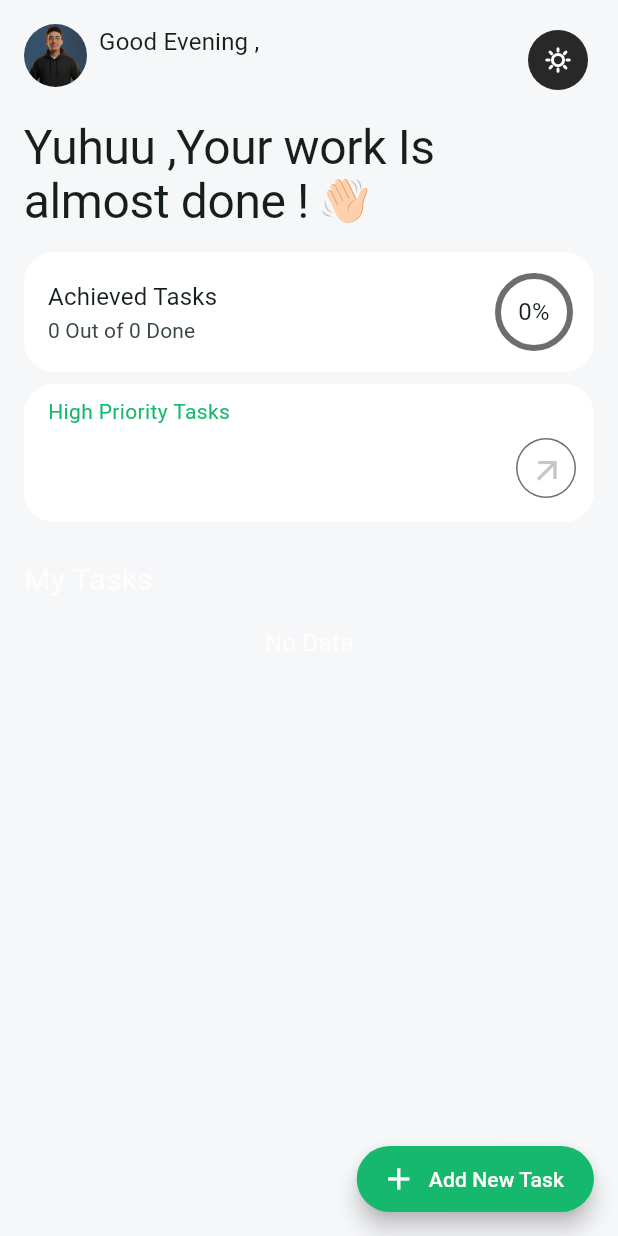
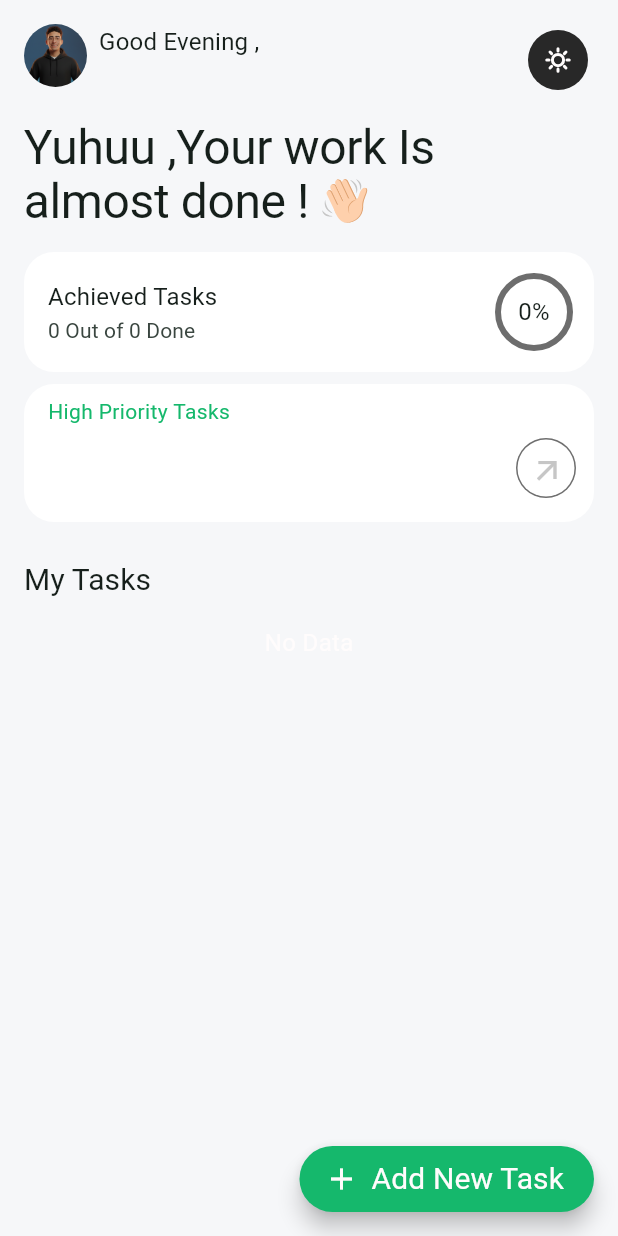
Before and after one commit to Moazosama2004/tasky-app, a Flutter app: the HomeView screen opened directly, on a phone screen of 412 x 824 dp. Run offline on Flutter 3.47's test engine with Material 3 defaults, Android fonts, the phone set to English and light mode, and no system bars; our stand-ins replace flutter_svg, shared_preferences; accounts and stored records are empty.

```diff
--- a/lib/core/theme/dark_theme.dart
+++ b/lib/core/theme/dark_theme.dart
@@ -79,6 +79,11 @@ ThemeData darkTheme = ThemeData(
       overflow: TextOverflow.ellipsis,
     ),
 
+    labelLarge: TextStyle(
+      fontWeight: FontWeight.w400,
+      fontSize: 20,
+      color: Color(0xffFFFCFC),
+    ),
     labelMedium: TextStyle(color: Colors.white, fontSize: 16),
   ),
 
--- a/lib/core/theme/light_theme.dart
+++ b/lib/core/theme/light_theme.dart
@@ -80,6 +80,11 @@ ThemeData lightTheme = ThemeData(
     ),
 
     labelMedium: TextStyle(color: Colors.black, fontSize: 16),
+    labelLarge: TextStyle(
+      fontWeight: FontWeight.w400,
+      fontSize: 20,
+      color: Color(0xff161F1B),
+    ),
   ),
   inputDecorationTheme: InputDecorationTheme(
     hintStyle: TextStyle(
--- a/lib/views/home_view.dart
+++ b/lib/views/home_view.dart
@@ -46,9 +46,7 @@ class _HomeViewState extends State<HomeView> {
     final finalTask = PreferencesManager().getString('tasks');
     if (finalTask != null) {
       final taskAfterDecoded = jsonDecode(finalTask) as List<dynamic>;
-      tasks = taskAfterDecoded
-          .map((e) => TaskModel.fromJson(e))
-          .toList();
+      tasks = taskAfterDecoded.map((e) => TaskModel.fromJson(e)).toList();
       _calcPercentage();
 
       setState(() {});
@@ -75,9 +73,7 @@ class _HomeViewState extends State<HomeView> {
           onPressed: () async {
             final bool? result = await Navigator.push(
               context,
-              MaterialPageRoute(
-                builder: (context) => AddNewTaskView(),
-              ),
+              MaterialPageRoute(builder: (context) => AddNewTaskView()),
             );
             if (result != null && result) {
               _loadTasks();
@@ -115,8 +111,7 @@ class _HomeViewState extends State<HomeView> {
                               horizontal: 8.0,
                             ),
                             child: Column(
-                              crossAxisAlignment:
-                                  CrossAxisAlignment.start,
+                              crossAxisAlignment: CrossAxisAlignment.start,
                               children: [
                                 Text(
                                   'Good Evening ,${userModel?.username}',
@@ -154,9 +149,7 @@ class _HomeViewState extends State<HomeView> {
                       children: [
                         Text(
                           'Yuhuu ,Your work Is',
-                          style: Theme.of(
-                            context,
-                          ).textTheme.displayLarge,
+                          style: Theme.of(context).textTheme.displayLarge,
                         ),
                         Row(
                           children: [
@@ -194,11 +187,7 @@ class _HomeViewState extends State<HomeView> {
                     SizedBox(height: 24),
                     Text(
                       'My Tasks',
-                      style: TextStyle(
-                        color: Color(0xffFFFCFC),
-                        fontWeight: FontWeight.w400,
-                        fontSize: 20,
-                      ),
+                      style: Theme.of(context).textTheme.labelLarge,
                     ),
                     SizedBox(height: 16),
                   ],
```
Also changed, not shown: lib/core/widgets/sliver_list_view_tasks_builder.dart (+6 -66 lines), lib/core/widgets/task_item.dart (added, +59 -0 lines).
